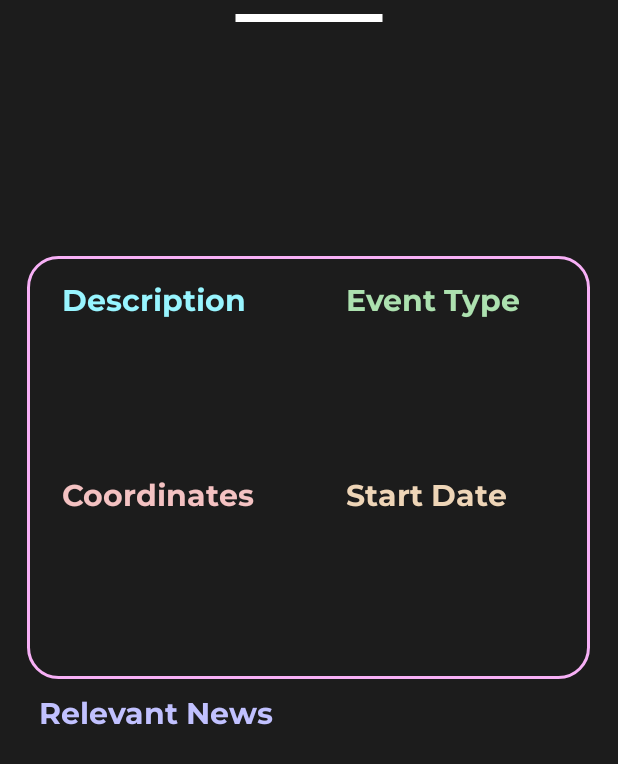
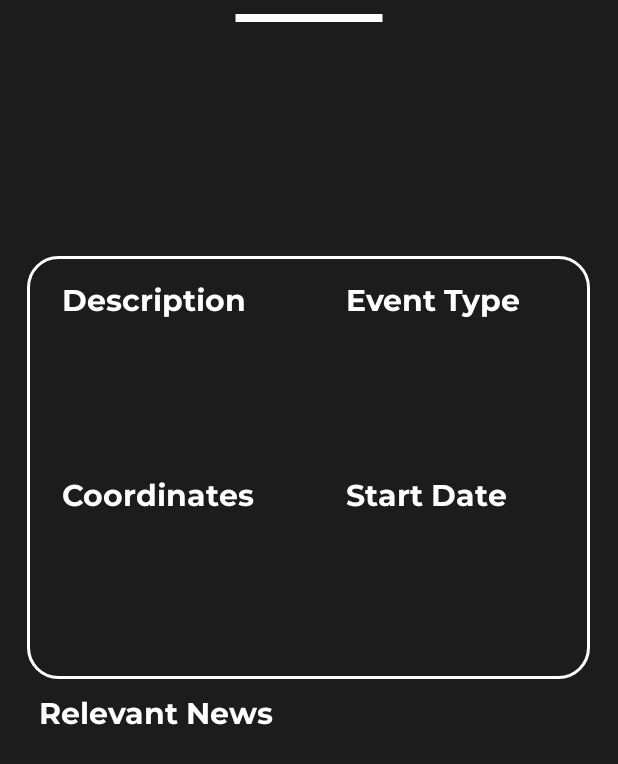
Before and after one commit to Arzenith/Disasteye, an Android app: the layout bottom_sheet_dialog.xml on its own in the app's theme, with its tools: preview values and no code run, on a phone screen of 412 x 824 dp. Shown: the top 764 px of the screen. Run offline under Robolectric (Android 15) with nearby library versions, the phone set to English and light mode, and no system bars.

Commit message:
White font.

```diff
--- a/app/src/main/java/com/example/disasteye/MapsActivity.java
+++ b/app/src/main/java/com/example/disasteye/MapsActivity.java
@@ -558,22 +558,18 @@ public class MapsActivity extends FragmentActivity implements OnMapReadyCallback
                 if(e.disasterType.equals("wildfires")){
                     img.setImageResource(R.drawable.ic_wild_fire);
                     disastertype.setText("Wildfire");
-                    disastertype.setTextColor(Color.parseColor("#ec0900"));
                 }
                 else if(e.disasterType.equals("volcanoes")){
                     img.setImageResource(R.drawable.ic_volcano);
                     disastertype.setText("Volcano");
-                    disastertype.setTextColor(Color.parseColor("#e7b752"));
                 }
                 else if(e.disasterType.equals("seaLakeIce")){
                     img.setImageResource(R.drawable.ic_ice);
                     disastertype.setText("Iceburg");
-                    disastertype.setTextColor(Color.parseColor("#46c3e6"));
                 }
                 else if(e.disasterType.equals("severeStorms")){
                     img.setImageResource(R.drawable.ic_storm);
                     disastertype.setText("Severe Storm");
-                    disastertype.setTextColor(Color.parseColor("#2e5da2"));
                 }
 
                 return false;
--- a/app/src/main/res/drawable/box.xml
+++ b/app/src/main/res/drawable/box.xml
@@ -3,7 +3,7 @@
     <item>
         <shape android:shape="rectangle">
             <solid android:color="@android:color/transparent"/>
-            <stroke android:width="2dp" android:color="#f7b0f6"/>
+            <stroke android:width="2dp" android:color="#FFFFFFFF"/>
             <corners android:radius="20dp"/>
         </shape>
     </item>
--- a/app/src/main/res/drawable/newsboxlayout.xml
+++ b/app/src/main/res/drawable/newsboxlayout.xml
@@ -3,7 +3,7 @@
     <item>
         <shape android:shape="rectangle">
             <solid android:color="@android:color/transparent"/>
-            <stroke android:width="2dp" android:color="#c1c1ff"/>
+            <stroke android:width="2dp" android:color="#FFFFFFFF"/>
             <corners android:radius="10dp"/>
         </shape>
     </item>
--- a/app/src/main/res/layout/bottom_sheet_dialog.xml
+++ b/app/src/main/res/layout/bottom_sheet_dialog.xml
@@ -26,12 +26,8 @@
             app:layout_constraintEnd_toEndOf="parent"
             app:layout_constraintStart_toStartOf="parent"
             app:layout_constraintTop_toTopOf="parent">
-
-
         </LinearLayout>
     </androidx.core.widget.NestedScrollView>
-
-
 
 
     <FrameLayout
@@ -67,7 +63,7 @@
             android:layout_marginLeft="25dp"
             android:layout_marginBottom="200dp"
             android:text="Description"
-            android:textColor="#98f5ff"
+            android:textColor="#FFFFFF"
             android:textSize="20sp"
             android:fontFamily="@font/montserrat_bold"
             />
@@ -80,7 +76,7 @@
             android:layout_marginRight="90dp"
             android:layout_marginLeft="16dp"
             android:layout_marginBottom="140dp"
-            android:textColor="#98f5ff"
+            android:textColor="#FFFFFF"
             android:textSize="17sp"
             android:fontFamily="@font/montserrat_semibold"
             />
@@ -93,7 +89,7 @@
             android:layout_marginLeft="100dp"
             android:layout_marginBottom="200dp"
             android:text="Event Type"
-            android:textColor="#ace1af"
+            android:textColor="#FFFFFF"
             android:textSize="20sp"
             android:fontFamily="@font/montserrat_bold"
             />
@@ -105,7 +101,7 @@
             android:layout_gravity="center"
             android:layout_marginLeft="115dp"
             android:layout_marginBottom="165dp"
-            android:textColor="#ace1af"
+            android:textColor="#FFFFFF"
             android:textSize="17sp"
             android:fontFamily="@font/montserrat_semibold"
             />
@@ -128,7 +124,7 @@
             android:layout_marginBottom="70dp"
             android:layout_marginLeft="25dp"
             android:text="Coordinates"
-            android:textColor="#f4c2c2"
+            android:textColor="#FFFFFF"
             android:textSize="20sp"
             android:fontFamily="@font/montserrat_bold"
             />
@@ -141,7 +137,7 @@
             android:layout_marginRight="90dp"
             android:layout_marginBottom="10dp"
             android:layout_marginLeft="16dp"
-            android:textColor="#f4c2c2"
+            android:textColor="#FFFFFF"
             android:textSize="17sp"
             android:fontFamily="@font/montserrat_semibold"
             />
@@ -154,7 +150,7 @@
             android:layout_marginLeft="100dp"
             android:layout_marginBottom="70dp"
             android:text="Start Date"
-            android:textColor="#eed5b7"
+            android:textColor="#FFFFFF"
             android:textSize="20sp"
             android:fontFamily="@font/montserrat_bold"
             />
@@ -166,7 +162,7 @@
             android:layout_gravity="center"
             android:layout_marginLeft="100dp"
             android:layout_marginBottom="10dp"
-            android:textColor="#eed5b7"
+            android:textColor="#FFFFFF"
             android:textSize="17sp"
             android:fontFamily="@font/montserrat_semibold"
             />
@@ -180,7 +176,7 @@
             android:layout_marginTop="75dp"
             android:layout_marginLeft="10dp"
             android:text="Relevant News"
-            android:textColor="#c1c1ff"
+            android:textColor="#FFFFFF"
             android:textSize="20sp"
             android:fontFamily="@font/montserrat_bold"
             />
@@ -198,12 +194,5 @@
                 android:layout_height="259dp"
                 android:outlineAmbientShadowColor="#fff" />
         </RelativeLayout>
-
-
-
     </FrameLayout>
-
-
-
-
 </androidx.constraintlayout.widget.ConstraintLayout>
--- a/app/src/main/res/layout/listviewitem.xml
+++ b/app/src/main/res/layout/listviewitem.xml
@@ -20,8 +20,7 @@
             android:layout_marginBottom="10dp"
             android:text="test"
             android:textSize="17sp"
-            android:textColor="#c1c1ff"
+            android:textColor="#FFF"
             android:fontFamily="@font/montserrat_semibold"/>
-
     </LinearLayout>
 </LinearLayout>
```
